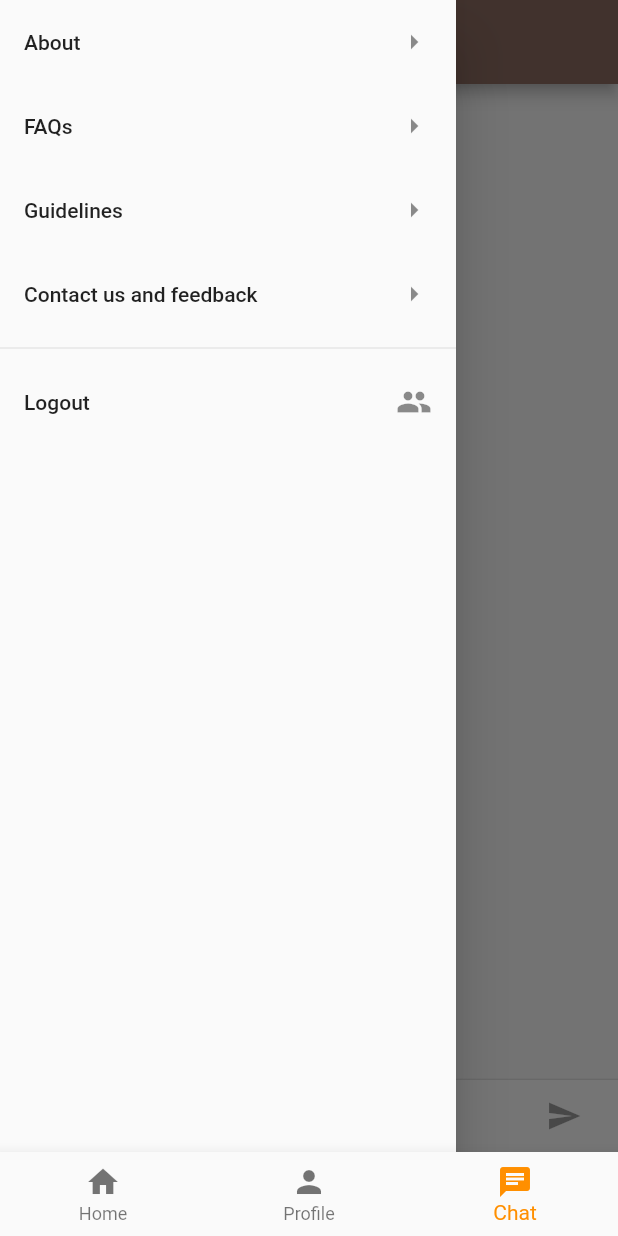
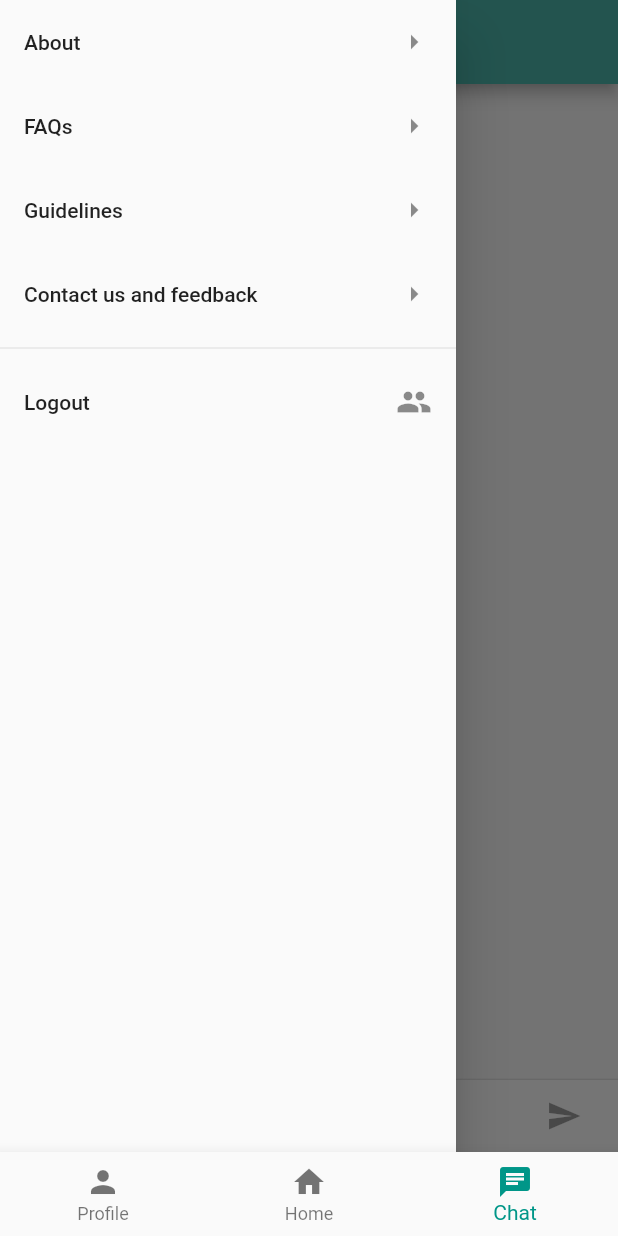
Before and after one commit to Spiral-Forge/Mentorship, a Flutter app: the screen it shows once a user with an empty profile is signed in, item 3 of the bottom bar chosen, with the side drawer open, on a phone screen of 412 x 824 dp. Run offline on Flutter 3.47's test engine with Material 2 defaults, Android fonts, the phone set to English and light mode, and no system bars; our stand-ins replace cloud_firestore, firebase_auth, flutter_spinkit, google_fonts, hexcolor; missing offline and left inert: dart:js; accounts and stored records are empty.

Commit message:
Updated for iOS

```diff
--- a/lib/main.dart
+++ b/lib/main.dart
@@ -3,6 +3,8 @@ import 'package:dbapp/services/auth.dart';
 import 'package:firebase_auth/firebase_auth.dart';
 import 'package:flutter/material.dart';
 import 'package:provider/provider.dart';
+import 'package:flutter/foundation.dart';
+import 'package:flutter/cupertino.dart';
 import 'package:dbapp/models/user.dart';
 
 
@@ -15,8 +17,20 @@ class MyApp extends StatelessWidget {
     return StreamProvider<FirebaseUser>.value(
         value:AuthService().user,
           child: MaterialApp(
+          theme: defaultTargetPlatform == TargetPlatform.iOS ? kIOSTheme : KDefaultTheme,
           home:Wrapper(),
       ),
     );
   }
 }
+
+final ThemeData kIOSTheme = new ThemeData(
+  primarySwatch: Colors.teal,
+  primaryColor: Colors.teal[200],
+  primaryColorBrightness: Brightness.light,
+);
+
+final ThemeData KDefaultTheme = new ThemeData(
+  primarySwatch: Colors.teal,
+  accentColor: Colors.teal[200],
+);
--- a/lib/screens/chat/chat.dart
+++ b/lib/screens/chat/chat.dart
@@ -91,7 +91,7 @@ class ChatScreenState extends State<ChatScreen> with TickerProviderStateMixin{
       appBar: AppBar(
         title:Text("Chat with your mentor"),
         elevation: Theme.of(context).platform== TargetPlatform.iOS ? 0.0 : 4.0,
-        backgroundColor:Colors.brown[400] ,
+        backgroundColor:Colors.teal[300] ,
         // actions: <Widget>[
         //   FlatButton.icon(
         //     onPressed: () async{
--- a/lib/screens/home/home.dart
+++ b/lib/screens/home/home.dart
@@ -20,8 +20,8 @@ class _HomeState extends State<Home> {
   int _currentIndex=0;
   static const TextStyle optionStyle = TextStyle(fontSize: 30, fontWeight: FontWeight.bold);
   final List<Widget> _children = <Widget>[
+    profile(),
     HomePage(),
-    profile(),
     FriendlyChatApp()
   ];
 
@@ -41,12 +41,12 @@ class _HomeState extends State<Home> {
       type: BottomNavigationBarType.fixed,
       items: const <BottomNavigationBarItem>[
         BottomNavigationBarItem(
+          icon: Icon(Icons.person),
+          title: Text('Profile'),
+        ),
+        BottomNavigationBarItem(
           icon: Icon(Icons.home),
           title: Text('Home'),
-        ),
-        BottomNavigationBarItem(
-          icon: Icon(Icons.person),
-          title: Text('Profile'),
         ),
         BottomNavigationBarItem(
           icon: Icon(Icons.chat),
@@ -54,7 +54,7 @@ class _HomeState extends State<Home> {
         ),
       ],
       currentIndex: _currentIndex,
-      selectedItemColor: Colors.amber[800],
+      selectedItemColor: Colors.teal[500],
       onTap: _onItemTapped,
     ),
     );
--- a/lib/screens/home/homepage.dart
+++ b/lib/screens/home/homepage.dart
@@ -18,8 +18,8 @@ class _HomePageState extends State<HomePage> {
     return Scaffold(
       appBar: AppBar(
         title:Text("myapp"),
-        backgroundColor:Colors.brown[400] ,
-        elevation: 0.0,
+        backgroundColor:Colors.teal[300] ,
+        elevation: Theme.of(context).platform== TargetPlatform.iOS ? 0.0 : 4.0,
         // actions: <Widget>[
         //   FlatButton.icon(
         //     onPressed: () async{
--- a/lib/screens/profile/profile.dart
+++ b/lib/screens/profile/profile.dart
@@ -32,7 +32,7 @@ class _profileState extends State<profile> {
     return new Scaffold(
       appBar: AppBar(
         title:Text("Your Profile"),
-        backgroundColor:Colors.brown[400] ,
+        backgroundColor:Colors.teal[300] ,
         elevation: 0.0,
         // actions: <Widget>[
         //   FlatButton.icon(
@@ -107,7 +107,7 @@ class _profileState extends State<profile> {
           Positioned(
 
             width: MediaQuery.of(context).size.width ,
-            top: MediaQuery.of(context).size.height / 4.5,
+            top: MediaQuery.of(context).size.height / 6,
             child: Column(
               children: <Widget>[
                 Container(
```
Also changed, not shown: pubspec.lock, 4 other files.
